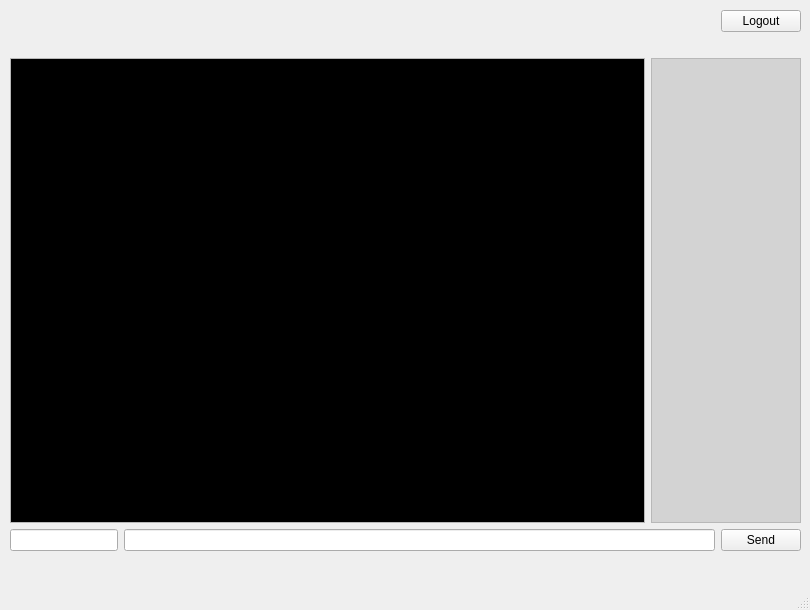
Before: the Qt Designer form warchatter.ui in reillychase/WarChatter, drawn with Qt 5.
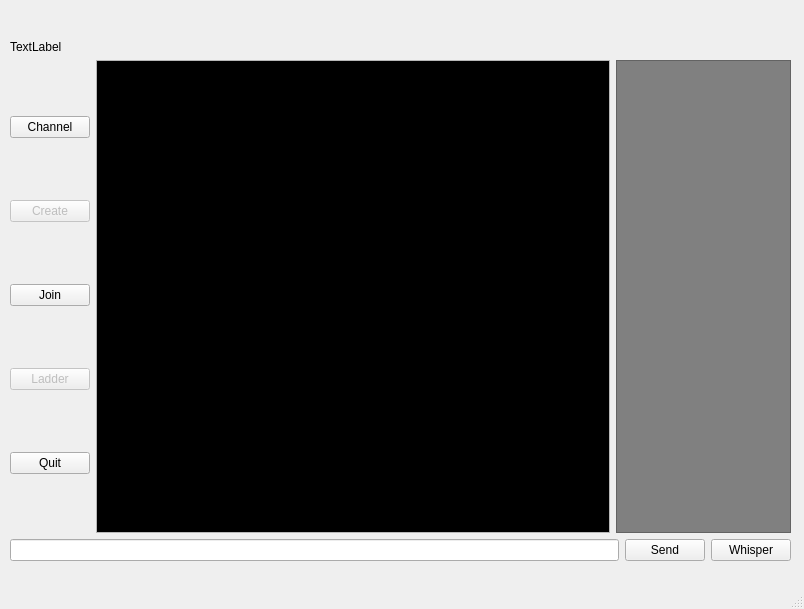
After: the same form once the commit is applied. Icons and pictures are not drawn.

Commit message: Updated the User List from texedit to listwidget to allow user selection. Added Whisper button and Channel, Create, Join, Ladder, Quit buttons to better emulate Warcraft II chatroom UI. Removed msg_prefix button. Working on Channels function + Join (games list) function. Also need to implement profile view on user double click

```diff
--- a/warchatter.ui
+++ b/warchatter.ui
@@ -6,8 +6,8 @@
    <rect>
     <x>0</x>
     <y>0</y>
-    <width>810</width>
-    <height>610</height>
+    <width>804</width>
+    <height>609</height>
    </rect>
   </property>
   <property name="windowTitle">
@@ -183,79 +183,81 @@
       <property name="geometry">
        <rect>
         <x>10</x>
-        <y>10</y>
-        <width>791</width>
+        <y>20</y>
+        <width>781</width>
         <height>541</height>
        </rect>
       </property>
       <layout class="QVBoxLayout" name="verticalLayout">
        <item>
-        <layout class="QHBoxLayout" name="horizontalLayout_2">
+        <layout class="QHBoxLayout" name="horizontalLayout">
          <item>
-          <widget class="QLabel" name="label">
+          <widget class="QLabel" name="label_warchatter">
            <property name="text">
             <string>&lt;html&gt;&lt;head/&gt;&lt;body&gt;&lt;p&gt;&lt;img src=&quot;:/warchatter/warchatter.png&quot;/&gt;&lt;/p&gt;&lt;/body&gt;&lt;/html&gt;</string>
            </property>
           </widget>
          </item>
-         <item>
-          <spacer name="horizontalSpacer">
-           <property name="orientation">
-            <enum>Qt::Horizontal</enum>
-           </property>
-           <property name="sizeHint" stdset="0">
-            <size>
-             <width>40</width>
-             <height>20</height>
-            </size>
-           </property>
-          </spacer>
-         </item>
-         <item>
-          <widget class="QPushButton" name="button_logout">
-           <property name="text">
-            <string>Logout</string>
-           </property>
-          </widget>
-         </item>
         </layout>
        </item>
        <item>
-        <layout class="QGridLayout" name="gridLayout">
-         <item row="1" column="1">
-          <widget class="QTextEdit" name="textedit_users">
-           <property name="sizePolicy">
-            <sizepolicy hsizetype="Maximum" vsizetype="Expanding">
-             <horstretch>0</horstretch>
-             <verstretch>0</verstretch>
-            </sizepolicy>
-           </property>
-           <property name="maximumSize">
-            <size>
-             <width>150</width>
-             <height>16777215</height>
-            </size>
-           </property>
-           <property name="readOnly">
-            <bool>true</bool>
-           </property>
-           <property name="html">
-            <string>&lt;!DOCTYPE HTML PUBLIC &quot;-//W3C//DTD HTML 4.0//EN&quot; &quot;http://www.w3.org/TR/REC-html40/strict.dtd&quot;&gt;
-&lt;html&gt;&lt;head&gt;&lt;meta name=&quot;qrichtext&quot; content=&quot;1&quot; /&gt;&lt;style type=&quot;text/css&quot;&gt;
-p, li { white-space: pre-wrap; }
-&lt;/style&gt;&lt;/head&gt;&lt;body style=&quot; font-family:'Droid Sans'; font-size:9pt; font-weight:400; font-style:normal;&quot; bgcolor=&quot;#d3d3d3&quot;&gt;
-&lt;p style=&quot;-qt-paragraph-type:empty; margin-top:0px; margin-bottom:0px; margin-left:0px; margin-right:0px; -qt-block-indent:0; text-indent:0px;&quot;&gt;&lt;br /&gt;&lt;/p&gt;&lt;/body&gt;&lt;/html&gt;</string>
-           </property>
-          </widget>
+        <widget class="QLabel" name="label_channel">
+         <property name="text">
+          <string>TextLabel</string>
+         </property>
+        </widget>
+       </item>
+       <item>
+        <layout class="QHBoxLayout" name="horizontalLayout_3">
+         <item>
+          <layout class="QVBoxLayout" name="verticalLayout_9">
+           <item>
+            <widget class="QPushButton" name="button_channel">
+             <property name="text">
+              <string>Channel</string>
+             </property>
+            </widget>
+           </item>
+           <item>
+            <widget class="QPushButton" name="button_create">
+             <property name="enabled">
+              <bool>false</bool>
+             </property>
+             <property name="text">
+              <string>Create</string>
+             </property>
+            </widget>
+           </item>
+           <item>
+            <widget class="QPushButton" name="button_join">
+             <property name="enabled">
+              <bool>true</bool>
+             </property>
+             <property name="text">
+              <string>Join</string>
+             </property>
+            </widget>
+           </item>
+           <item>
+            <widget class="QPushButton" name="button_ladder">
+             <property name="enabled">
+              <bool>false</bool>
+             </property>
+             <property name="text">
+              <string>Ladder</string>
+             </property>
+            </widget>
+           </item>
+           <item>
+            <widget class="QPushButton" name="button_quit">
+             <property name="text">
+              <string>Quit</string>
+             </property>
+            </widget>
+           </item>
+          </layout>
          </item>
-         <item row="0" column="1">
-          <widget class="QLabel" name="label_channel">
-           <property name="text">
-            <string/>
-           </property>
-          </widget>
-         </item>
-         <item row="1" column="0">
+         <item>
           <widget class="QTextBrowser" name="textedit_chat">
            <property name="autoFillBackground">
             <bool>false</bool>
@@ -272,20 +274,36 @@
            </property>
           </widget>
          </item>
-        </layout>
-       </item>
-       <item>
-        <layout class="QHBoxLayout" name="horizontalLayout_7">
          <item>
-          <widget class="QLineEdit" name="input_msg_prefix">
+          <widget class="QListWidget" name="list_users">
            <property name="sizePolicy">
-            <sizepolicy hsizetype="Maximum" vsizetype="Fixed">
+            <sizepolicy hsizetype="Fixed" vsizetype="Expanding">
              <horstretch>0</horstretch>
              <verstretch>0</verstretch>
             </sizepolicy>
            </property>
+           <property name="minimumSize">
+            <size>
+             <width>175</width>
+             <height>0</height>
+            </size>
+           </property>
+           <property name="maximumSize">
+            <size>
+             <width>175</width>
+             <height>16777215</height>
+            </size>
+           </property>
+           <property name="styleSheet">
+            <string notr="true">background-color: gray
+</string>
+           </property>
           </widget>
          </item>
+        </layout>
+       </item>
+       <item>
+        <layout class="QHBoxLayout" name="horizontalLayout_4">
          <item>
           <widget class="QLineEdit" name="input_msg"/>
          </item>
@@ -296,11 +314,136 @@
            </property>
           </widget>
          </item>
+         <item>
+          <widget class="QPushButton" name="button_whisper">
+           <property name="text">
+            <string>Whisper</string>
+           </property>
+          </widget>
+         </item>
         </layout>
        </item>
       </layout>
      </widget>
     </widget>
+    <widget class="QWidget" name="page">
+     <widget class="QWidget" name="verticalLayoutWidget_3">
+      <property name="geometry">
+       <rect>
+        <x>10</x>
+        <y>20</y>
+        <width>781</width>
+        <height>541</height>
+       </rect>
+      </property>
+      <layout class="QVBoxLayout" name="verticalLayout_10">
+       <item>
+        <layout class="QHBoxLayout" name="horizontalLayout_2">
+         <item>
+          <widget class="QLabel" name="label_2">
+           <property name="text">
+            <string>&lt;html&gt;&lt;head/&gt;&lt;body&gt;&lt;p&gt;&lt;img src=&quot;:/warchatter/warchatter.png&quot;/&gt;&lt;/p&gt;&lt;/body&gt;&lt;/html&gt;</string>
+           </property>
+          </widget>
+         </item>
+        </layout>
+       </item>
+       <item>
+        <layout class="QHBoxLayout" name="horizontalLayout_5">
+         <item>
+          <layout class="QVBoxLayout" name="verticalLayout_11">
+           <item>
+            <widget class="QListWidget" name="list_users_2">
+             <property name="sizePolicy">
+              <sizepolicy hsizetype="Fixed" vsizetype="Expanding">
+               <horstretch>0</horstretch>
+               <verstretch>0</verstretch>
+              </sizepolicy>
+             </property>
+             <property name="minimumSize">
+              <size>
+               <width>175</width>
+               <height>0</height>
+              </size>
+             </property>
+             <property name="maximumSize">
+              <size>
+               <width>175</width>
+               <height>16777215</height>
+              </size>
+             </property>
+             <property name="styleSheet">
+              <string notr="true">background-color: gray
+</string>
+             </property>
+            </widget>
+           </item>
+           <item>
+            <widget class="QListWidget" name="list_users_3">
+             <property name="sizePolicy">
+              <sizepolicy hsizetype="Fixed" vsizetype="Expanding">
+               <horstretch>0</horstretch>
+               <verstretch>0</verstretch>
+              </sizepolicy>
+             </property>
+             <property name="minimumSize">
+              <size>
+               <width>175</width>
+               <height>0</height>
+              </size>
+             </property>
+             <property name="maximumSize">
+              <size>
+               <width>175</width>
+               <height>16777215</height>
+              </size>
+             </property>
+             <property name="styleSheet">
+              <string notr="true">background-color: gray
+</string>
+             </property>
+            </widget>
+           </item>
+          </layout>
+         </item>
+        </layout>
+       </item>
+       <item>
+        <layout class="QHBoxLayout" name="horizontalLayout_7">
+         <item>
+          <spacer name="horizontalSpacer">
+           <property name="orientation">
+            <enum>Qt::Horizontal</enum>
+           </property>
+           <property name="sizeHint" stdset="0">
+            <size>
+             <width>40</width>
+             <height>20</height>
+            </size>
+           </property>
+          </spacer>
+         </item>
+         <item>
+          <widget class="QPushButton" name="button_send_13">
+           <property name="text">
+            <string>OK</string>
+           </property>
+          </widget>
+         </item>
+         <item>
+          <widget class="QPushButton" name="button_send_14">
+           <property name="text">
+            <string>Cancel</string>
+           </property>
+          </widget>
+         </item>
+        </layout>
+       </item>
+      </layout>
+     </widget>
+     <zorder>verticalLayoutWidget_3</zorder>
+     <zorder>verticalLayoutWidget_3</zorder>
+    </widget>
    </widget>
   </widget>
   <widget class="QMenuBar" name="menubar">
```
Left out of the diff: 10 changed lines with no effect on the pictures. The commit also changes 2 other files.
